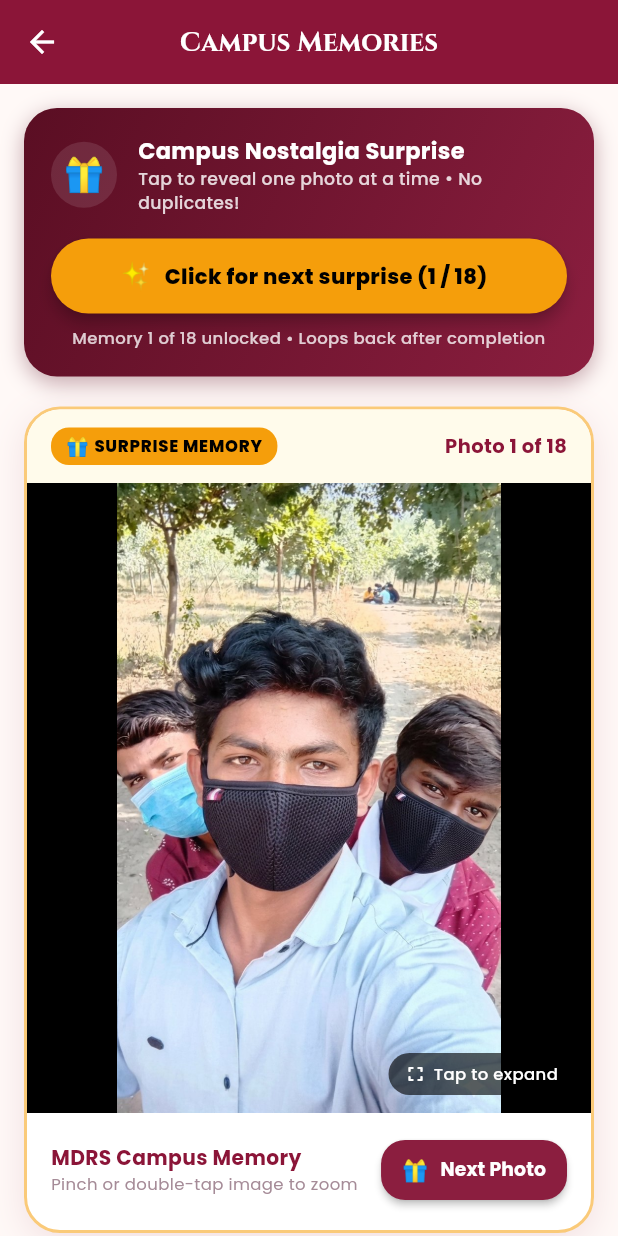
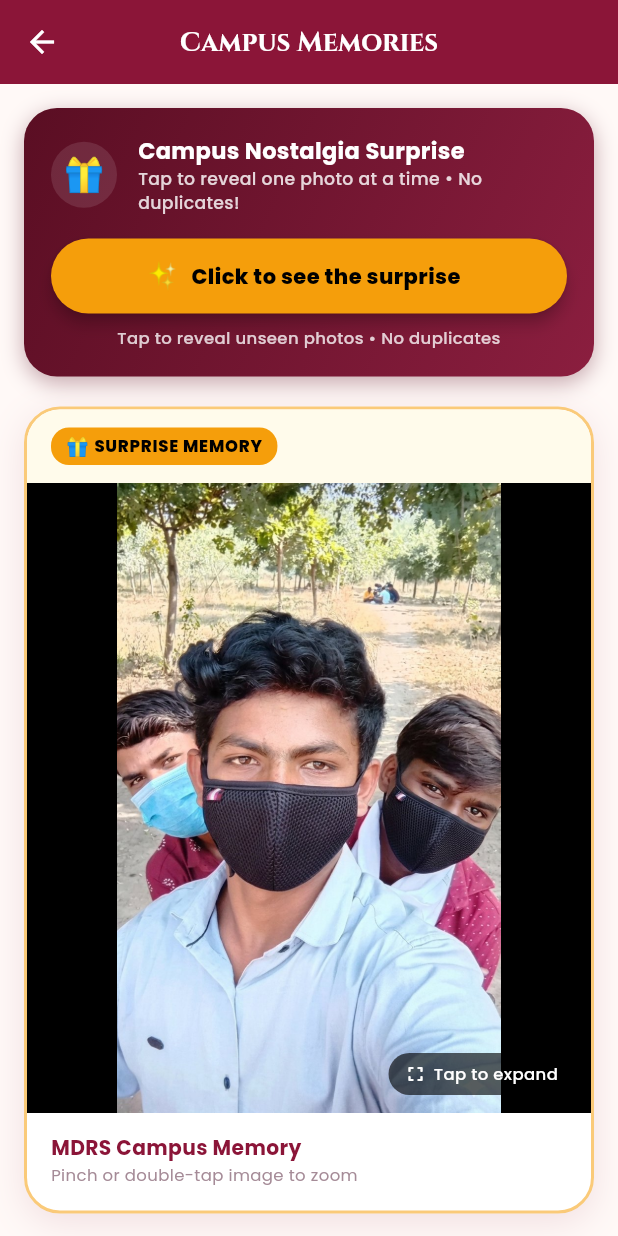
Before and after one commit to Ravi8855/mdrs_school, a Flutter app: the GalleryScreen screen opened directly, after a tap on an icon or button, on a phone screen of 412 x 824 dp. Run offline on Flutter 3.47's test engine with Material 3 defaults, Android fonts, the phone set to English and light mode, and no system bars; our stand-ins replace confetti, google_fonts, shared_preferences, supabase_flutter, web; accounts and stored records are empty.

Commit message:
feat(gallery): remove next button and image counts, keep pure surprise button

```diff
--- a/lib/screens/gallery/gallery_screen.dart
+++ b/lib/screens/gallery/gallery_screen.dart
@@ -165,9 +165,7 @@ class _GalleryScreenState extends State<GalleryScreen> {
                         ),
                         icon: const Text('✨', style: TextStyle(fontSize: 18)),
                         label: Text(
-                          _revealedPhoto == null
-                              ? 'Click to see the surprise'
-                              : 'Click for next surprise (${(_revealedIndex! + 1)} / ${photos.length})',
+                          'Click to see the surprise',
                           style: GoogleFonts.poppins(
                             fontWeight: FontWeight.w800,
                             fontSize: 14,
@@ -178,9 +176,7 @@ class _GalleryScreenState extends State<GalleryScreen> {
                     ),
                     const SizedBox(height: 8),
                     Text(
-                      _revealedPhoto == null
-                          ? 'Total ${photos.length} campus memories waiting to be unlocked'
-                          : 'Memory ${(_revealedIndex! + 1)} of ${photos.length} unlocked • Loops back after completion',
+                      'Tap to reveal unseen photos • No duplicates',
                       textAlign: TextAlign.center,
                       style: GoogleFonts.poppins(
                         color: Colors.white.withAlpha(200),
@@ -309,15 +305,6 @@ class _GalleryScreenState extends State<GalleryScreen> {
                                 ],
                               ),
                             ),
-                            const Spacer(),
-                            Text(
-                              'Photo ${_revealedIndex! + 1} of ${photos.length}',
-                              style: GoogleFonts.poppins(
-                                color: AppColors.primaryDeep,
-                                fontSize: 13,
-                                fontWeight: FontWeight.w700,
-                              ),
-                            ),
                           ],
                         ),
                       ),
@@ -376,7 +363,7 @@ class _GalleryScreenState extends State<GalleryScreen> {
                         ),
                       ),
 
-                      // Card Footer with next action
+                      // Card Footer
                       Padding(
                         padding: const EdgeInsets.fromLTRB(16, 14, 16, 16),
                         child: Row(
@@ -403,26 +390,6 @@ class _GalleryScreenState extends State<GalleryScreen> {
                                 ],
                               ),
                             ),
-                            ElevatedButton.icon(
-                              onPressed: _onSurpriseClick,
-                              style: ElevatedButton.styleFrom(
-                                backgroundColor: const Color(0xFF8B1E3F),
-                                foregroundColor: Colors.white,
-                                elevation: 2,
-                                shape: RoundedRectangleBorder(
-                                  borderRadius: BorderRadius.circular(16),
-                                ),
-                                padding: const EdgeInsets.symmetric(horizontal: 14, vertical: 10),
-                              ),
-                              icon: const Text('🎁', style: TextStyle(fontSize: 14)),
-                              label: Text(
-                                'Next Photo',
-                                style: GoogleFonts.poppins(
-                                  fontWeight: FontWeight.w700,
-                                  fontSize: 12.5,
-                                ),
-                              ),
-                            ),
                           ],
                         ),
                       ),
@@ -447,7 +414,7 @@ class _GalleryScreenState extends State<GalleryScreen> {
             backgroundColor: Colors.black,
             iconTheme: const IconThemeData(color: Colors.white),
             title: Text(
-              'Memory ${_revealedIndex != null ? _revealedIndex! + 1 : 1} of ${StaticData.galleryPhotos.length}',
+              'Campus Memory',
               style: GoogleFonts.poppins(color: Colors.white, fontSize: 14),
             ),
           ),
```
